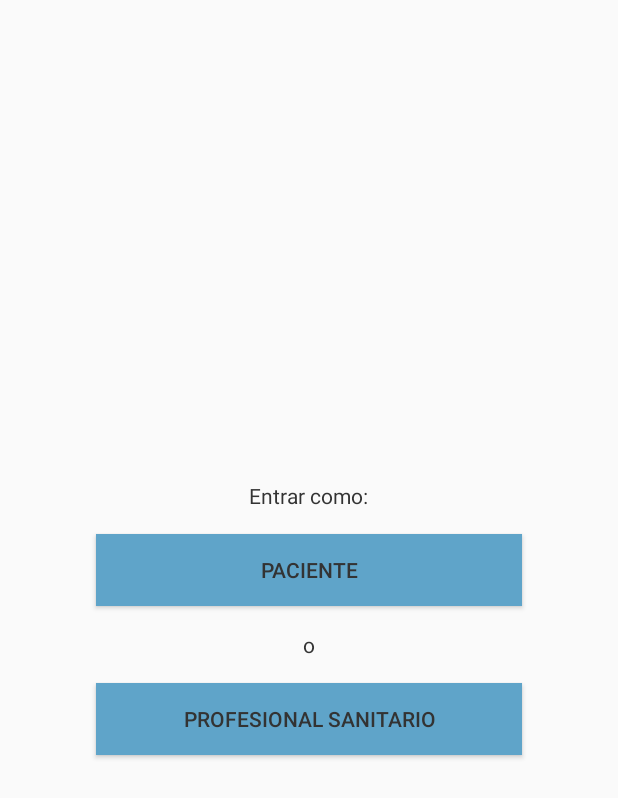
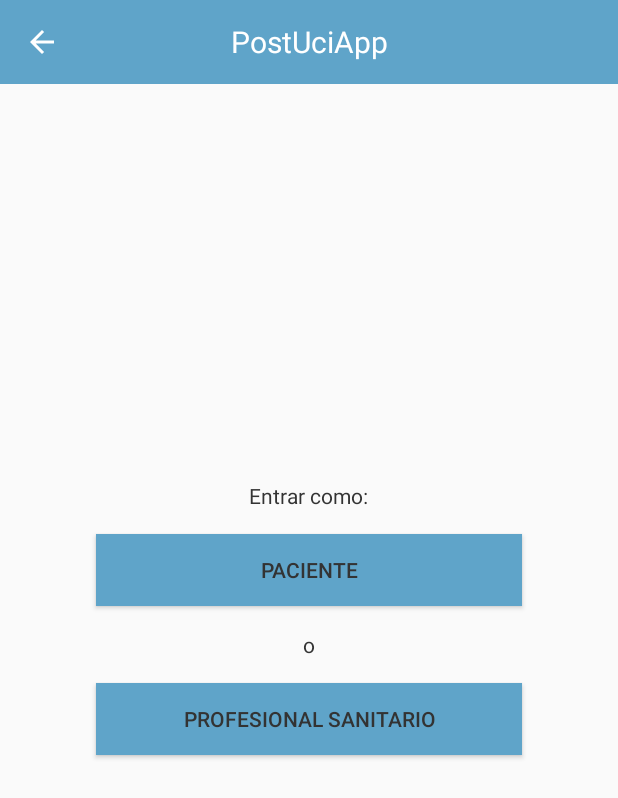
Before and after one commit to pydcoding/PostUciApp, an Android app: the screen it shows after launch (LoginActivity), on a phone screen of 412 x 824 dp. Shown: the top 798 px of the screen. Run offline under Robolectric (Android 15) with nearby library versions, the phone set to English and light mode, and no system bars; our stand-ins replace Volley.

Commit message:
feat: added proper toolbar

```diff
--- a/app/src/main/java/com/pyd/postuciapp/activity/LoginActivity.java
+++ b/app/src/main/java/com/pyd/postuciapp/activity/LoginActivity.java
@@ -5,6 +5,7 @@ import androidx.appcompat.app.AlertDialog;
 import androidx.appcompat.app.AppCompatActivity;
 import androidx.appcompat.widget.AppCompatCheckBox;
 import androidx.appcompat.widget.AppCompatEditText;
+import androidx.appcompat.widget.Toolbar;
 
 import android.animation.Animator;
 import android.content.Context;
@@ -71,6 +72,21 @@ public class LoginActivity extends AppCompatActivity {
         setContentView(R.layout.activity_login);
 
         initButtons();
+
+        Toolbar toolbar = findViewById(R.id.toolbar);
+        toolbar.setTitle(getResources().getString(R.string.app_name));
+        setSupportActionBar(toolbar);
+        if (getSupportActionBar() != null) {
+            getSupportActionBar().setDisplayShowTitleEnabled(false);
+            getSupportActionBar().setDisplayHomeAsUpEnabled(true);
+            getSupportActionBar().setDisplayShowHomeEnabled(true);
+        }
+    }
+
+    @Override
+    public boolean onSupportNavigateUp() {
+        onBackPressed();
+        return true;
     }
 
     /**
--- a/app/src/main/res/layout/activity_login.xml
+++ b/app/src/main/res/layout/activity_login.xml
@@ -1,11 +1,18 @@
 <?xml version="1.0" encoding="utf-8"?>
-<LinearLayout xmlns:android="http://schemas.android.com/apk/res/android"
+<RelativeLayout xmlns:android="http://schemas.android.com/apk/res/android"
     xmlns:tools="http://schemas.android.com/tools"
     android:layout_width="match_parent"
     android:layout_height="match_parent"
+    tools:context=".activity.LoginActivity">
+
+    <include layout="@layout/toolbar"
+        android:id="@+id/toolbar"/>
+
+    <LinearLayout
+        android:layout_width="match_parent"
+        android:layout_height="match_parent"
         android:orientation="vertical"
-    android:gravity="center"
-    tools:context=".activity.LoginActivity">
+        android:gravity="center">
 
         <TextView
             android:layout_width="wrap_content"
@@ -43,3 +50,5 @@
             android:background="@color/colorAccent"/>
 
     </LinearLayout>
+
+</RelativeLayout>
--- /dev/null
+++ b/app/src/main/res/layout/toolbar.xml
@@ -0,0 +1,18 @@
+<?xml version="1.0" encoding="utf-8"?>
+<androidx.appcompat.widget.Toolbar xmlns:android="http://schemas.android.com/apk/res/android"
+    xmlns:app="http://schemas.android.com/apk/res-auto"
+    android:layout_width="match_parent"
+    android:layout_height="wrap_content"
+    android:minHeight="?attr/actionBarSize"
+    android:background="@color/colorAccent"
+    app:theme="@style/ToolbarTheme">
+
+    <androidx.appcompat.widget.AppCompatTextView
+        android:layout_width="wrap_content"
+        android:layout_height="wrap_content"
+        android:text="@string/app_name"
+        android:textSize="20sp"
+        android:textColor="@android:color/white"
+        android:layout_gravity="center"/>
+
+</androidx.appcompat.widget.Toolbar>
--- a/app/src/main/res/values/colors.xml
+++ b/app/src/main/res/values/colors.xml
@@ -1,7 +1,7 @@
 <?xml version="1.0" encoding="utf-8"?>
 <resources>
     <color name="colorPrimary">#DDDDDD</color>
-    <color name="colorPrimaryDark">#888888</color>
+    <color name="colorPrimaryDark">#3c6378</color>
     <color name="colorAccent">#5FA4C9</color>
 
     <color name="colorText">#333333</color>
--- a/app/src/main/res/values/styles.xml
+++ b/app/src/main/res/values/styles.xml
@@ -26,6 +26,11 @@
         <item name="android:textColorLink">@color/colorMediumText</item>
     </style>
 
+    <style name="ToolbarTheme" parent="@style/ThemeOverlay.AppCompat.ActionBar">
+        <!-- Customize color of navigation drawer icon and back arrow -->
+        <item name="colorControlNormal">@android:color/white</item>
+    </style>
+
     <declare-styleable name="CircularProgressButton">
         <attr name="cpb_selectorIdle" format="reference"/>
         <attr name="cpb_selectorComplete" format="reference"/>
```
Lines whose indentation alone changed are shown as unchanged.
